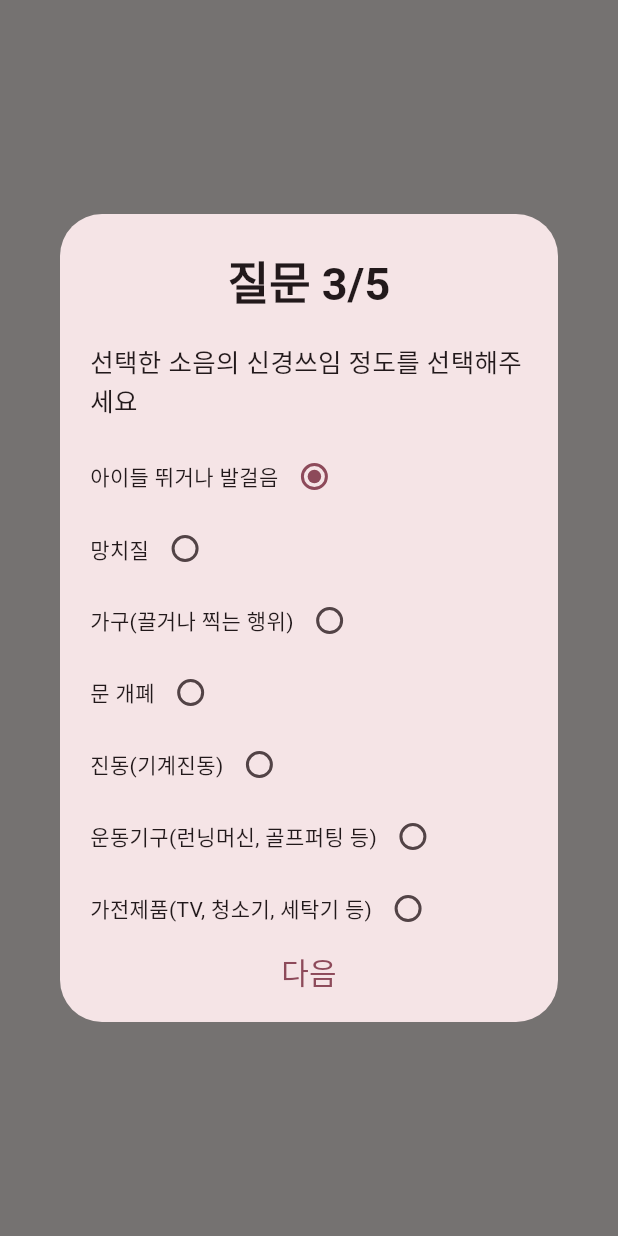
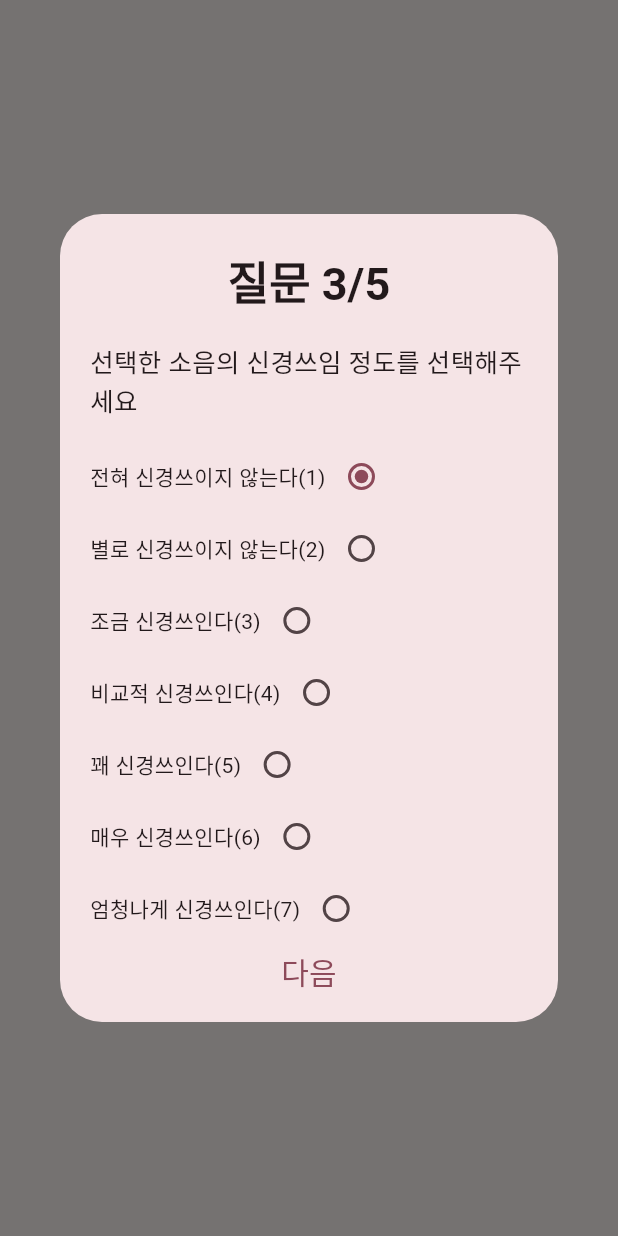
Before and after one commit to bssoft-dev/home-therapy-app-2301, a Flutter app: what preNoiseChoiceScoreDialog() shows on an empty page, opened directly with empty values, on a phone screen of 412 x 824 dp. Run offline on Flutter 3.47's test engine with Material 2 defaults, Android fonts, the phone set to English and light mode, and no system bars; our stand-ins replace flutter_svg, get, lottie, shared_preferences, syncfusion_flutter_gauges; missing offline and left inert: ping_discover_network_forked; accounts and stored records are empty.

Commit message:
텍스트 수정 및 설문 최종종료 다이얼로그 추가

```diff
--- a/lib/widgets/pre_survey_dialog/survey_question_list.dart
+++ b/lib/widgets/pre_survey_dialog/survey_question_list.dart
@@ -12,11 +12,11 @@ List<String> comportPlotText = [
   '풍부한',
   '흥미로운',
   '편안한',
-  '개인적인,\n통제된',
+  '개인적인,통제된',
   '공허한',
   '고립된',
   '짜증스러운',
-  '방해되는,\n통제되지 않은'
+  '방해되는,통제되지 않은'
 ];
 List<String> comportPlotRatingText = [
   '전혀',
--- a/lib/widgets/survey_dialog/pre_noise_choice_score.dart
+++ b/lib/widgets/survey_dialog/pre_noise_choice_score.dart
@@ -1,8 +1,5 @@
 import 'package:flutter/material.dart';
 import 'package:get/get.dart';
-import 'package:home_therapy_app/widgets/survey_dialog/post_awakener_survey_dialog.dart';
-import 'package:home_therapy_app/widgets/survey_dialog/post_emtion_survey_dialog.dart';
-import 'package:home_therapy_app/widgets/survey_dialog/pre_awakener_survey_dialog.dart';
 import 'package:home_therapy_app/widgets/survey_dialog/pre_emotion_survey_dialog.dart';
 import 'package:home_therapy_app/widgets/survey_dialog/pre_survey_question_list.dart';
 
@@ -45,7 +42,7 @@ preNoiseChoiceScoreDialog({
                         Row(
                           mainAxisAlignment: MainAxisAlignment.start,
                           children: [
-                            Text(noiseType[questionIndexntext]),
+                            Text(noiseTypeScore[questionIndexntext]),
                             Radio(
                                 value: noiseScoreValueList![questionIndexntext],
                                 groupValue: noiseScoreValue,
@@ -73,10 +70,10 @@ preNoiseChoiceScoreDialog({
                   context: context,
                   noiseCheckResult: noiseCheckResult,
                   noiseTypeValue: noiseTypeValue,
-                  noiseTypeScoreValue: noiseScoreValue + 1);
+                  noiseTypeScoreValue: noiseScoreValue);
               debugPrint(('noiseDialog:$noiseCheckResult'));
               debugPrint(('noiseType:$noiseTypeValue'));
-              debugPrint(('noiseTypeScore:${(noiseScoreValue + 1)}'));
+              debugPrint(('noiseTypeScore:${(noiseScoreValue)}'));
               noiseScoreValue = 0;
             },
             child: const Text(
--- a/lib/widgets/survey_dialog/therapy_play_dialog.dart
+++ b/lib/widgets/survey_dialog/therapy_play_dialog.dart
@@ -15,7 +15,7 @@ therapyPlay({
   return playTrack(
     context: context,
     trackTitle: '원하는 곡 재생',
-    actionText: '종료',
+    actionText: '다음',
     volumeSlider: const VolumeController(),
     tracks: (playTrackTitle) {
       debugPrint(('noiseDialog:$noiseCheckResult'));
```
Also changed, not shown: lib/widgets/survey_dialog/post_awakener_survey_dialog.dart (+45 -2 lines).
